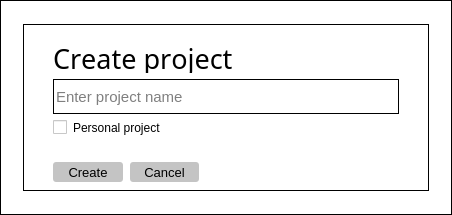
The window that task-tracker-frontend/CreateProjectDialog.ui (Unkorunk/task-tracker) describes before a commit, drawn with Qt 5.
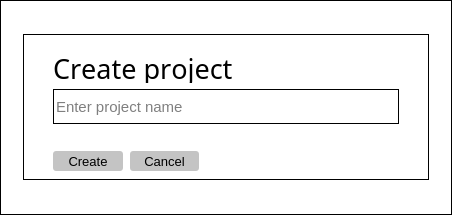
The same window after the commit.

Commit message: #TL-34 change colors of buttons and icons

Patch:
```diff
--- a/task-tracker-frontend/CreateProjectDialog.ui
+++ b/task-tracker-frontend/CreateProjectDialog.ui
@@ -125,16 +125,6 @@
         </property>
        </widget>
       </item>
-      <item>
-       <widget class="QCheckBox" name="checkBox">
-        <property name="styleSheet">
-         <string notr="true">border: none;</string>
-        </property>
-        <property name="text">
-         <string>Personal project</string>
-        </property>
-       </widget>
-      </item>
       <item>
        <layout class="QHBoxLayout" name="horizontalLayout">
         <property name="spacing">
```
The commit also changes 5 other files.
